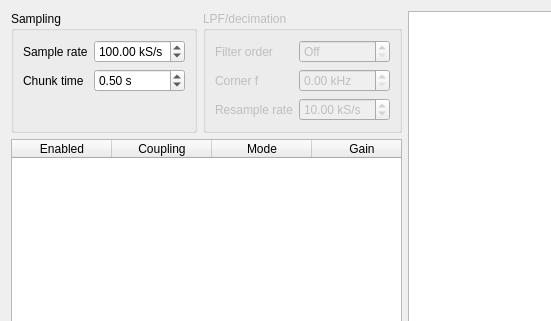
Above: DAQ/LegacyDaqStreamingUi.ui from AvirupRoy/research before the change; both pictures show x 0 to 551 and y 0 to 321 of the 1076 by 599 pixel window. Below: the same form after it.
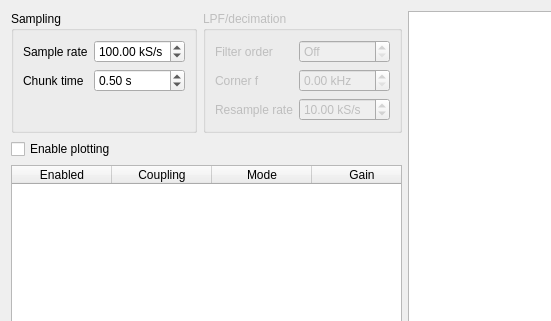
That is the form after the change. Custom widgets are drawn as their Qt base class.

Commit message: Make plotting optional to save CPU time

What changed in the file:
```diff
--- a/DAQ/LegacyDaqStreamingUi.ui
+++ b/DAQ/LegacyDaqStreamingUi.ui
@@ -183,6 +183,13 @@
            </item>
           </layout>
          </item>
+         <item>
+          <widget class="QCheckBox" name="enablePlottingCb">
+           <property name="text">
+            <string>Enable plotting</string>
+           </property>
+          </widget>
+         </item>
          <item>
           <widget class="QTableWidget" name="channelTable">
            <property name="sizePolicy">
```
The commit also changes 1 other file.
